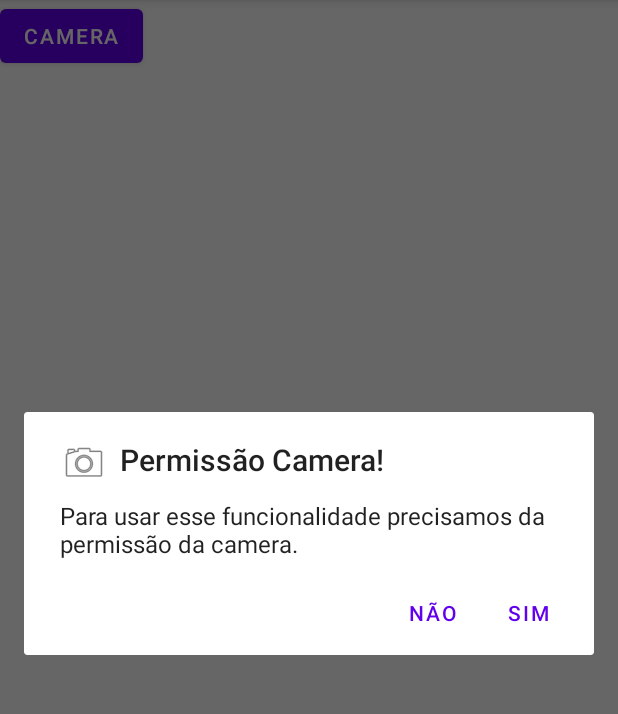
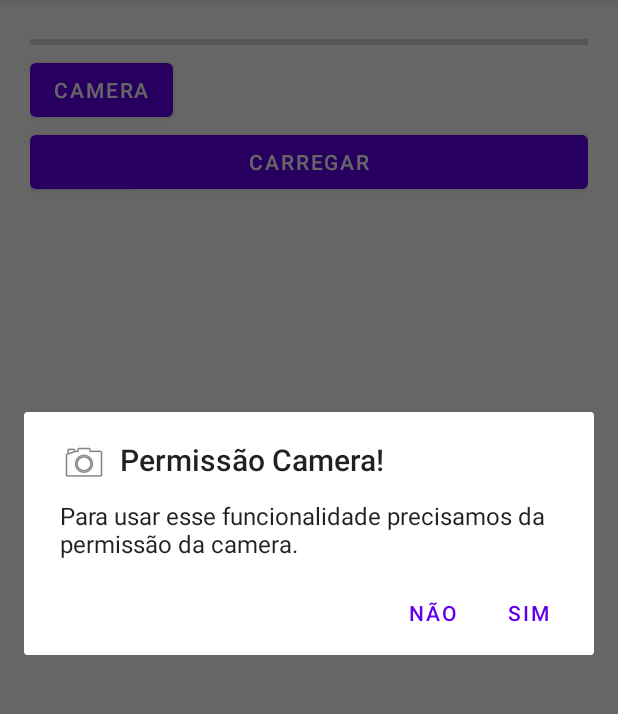
Before and after one commit to SJCLS/App-Em-andamento, an Android app: the Home screen opened directly, with no data from a screen before it, after a tap on "CAMERA", on a phone screen of 412 x 824 dp, the part 84-798 px from its top. Run offline under Robolectric (Android 15) with nearby library versions, the phone set to English and light mode, and no system bars.

Commit message:
Adicionando barra de progresso e carregamento

```diff
--- a/app/src/main/java/com/example/login/Home.java
+++ b/app/src/main/java/com/example/login/Home.java
@@ -5,15 +5,23 @@ import androidx.appcompat.app.AppCompatActivity;
 
 import android.content.DialogInterface;
 import android.os.Bundle;
+import android.os.Handler;
 import android.view.View;
+import android.widget.ProgressBar;
 import android.widget.Toast;
 
 public class Home extends AppCompatActivity {
+    private ProgressBar progressBarHorizontal;
+    private ProgressBar progressBarCircular;
+    private int progresso = 0;
 
     @Override
     protected void onCreate(Bundle savedInstanceState) {
         super.onCreate(savedInstanceState);
         setContentView(R.layout.activity_home);
+        progressBarHorizontal = findViewById(R.id.progressBarHorizontal);
+        progressBarCircular = findViewById(R.id.progressBarCircular);
+        progressBarCircular.setVisibility(View.GONE);
     }
     public void cameraDialog(View view){
         AlertDialog.Builder dialog = new AlertDialog.Builder(this);
@@ -38,4 +46,25 @@ public class Home extends AppCompatActivity {
         dialog.create();
         dialog.show();
     }
+    public void carregarProgressBar(View view){
+        final int progressoMaximo = 10;
+        final int intervaloDeAtualizacao = 500; // em milissegundos
+        final Handler handler = new Handler();
+        final Runnable atualizarProgressBar = new Runnable() {
+            @Override
+            public void run() {
+                progressBarHorizontal.setProgress(progresso);
+                if (progresso < progressoMaximo) {
+                    progresso++;
+                    handler.postDelayed(this, intervaloDeAtualizacao);
+                } else {
+                    progressBarCircular.setVisibility(View.GONE);
+                }
+            }
+        };
+        progressBarCircular.setVisibility(View.VISIBLE);
+        progresso = 0;
+        handler.post(atualizarProgressBar);
+    }
+
 }
--- a/app/src/main/res/layout/activity_home.xml
+++ b/app/src/main/res/layout/activity_home.xml
@@ -10,7 +10,23 @@
     <LinearLayout
         android:layout_width="match_parent"
         android:layout_height="match_parent"
-        android:orientation="vertical">
+        android:orientation="vertical"
+        android:padding="20dp">
+
+        <ProgressBar
+            android:id="@+id/progressBarHorizontal"
+            style="?android:attr/progressBarStyleHorizontal"
+            android:layout_width="match_parent"
+            android:layout_height="wrap_content"
+            android:max="10"
+            android:visibility="visible" />
+
+        <ProgressBar
+            android:id="@+id/progressBarCircular"
+            style="?android:attr/progressBarStyle"
+            android:layout_width="match_parent"
+            android:layout_height="wrap_content"
+            android:visibility="visible" />
 
         <Button
             android:id="@+id/button"
@@ -18,5 +34,12 @@
             android:layout_height="wrap_content"
             android:onClick="cameraDialog"
             android:text="Camera" />
+
+        <Button
+            android:id="@+id/btnCarregar"
+            android:layout_width="match_parent"
+            android:layout_height="wrap_content"
+            android:onClick="carregarProgressBar"
+            android:text="Carregar" />
     </LinearLayout>
 </androidx.constraintlayout.widget.ConstraintLayout>
```
